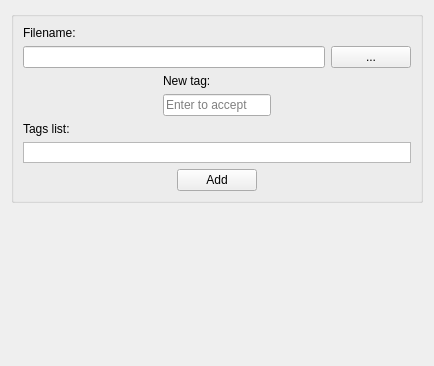
Above: editpage.ui from acraig5075/tag-a-file before the change. Below: the same form after it.
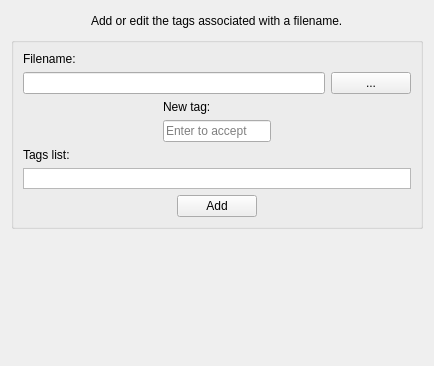
That is the form after the change. Custom widgets are drawn as their Qt base class.

Commit message: Added titles to the pages.

The edit to the form file:
```diff
--- a/editpage.ui
+++ b/editpage.ui
@@ -14,6 +14,43 @@
    <string>Form</string>
   </property>
   <layout class="QVBoxLayout" name="verticalLayout_3">
+   <item>
+    <layout class="QHBoxLayout" name="horizontalLayout_4">
+     <item>
+      <spacer name="horizontalSpacer_5">
+       <property name="orientation">
+        <enum>Qt::Horizontal</enum>
+       </property>
+       <property name="sizeHint" stdset="0">
+        <size>
+         <width>40</width>
+         <height>20</height>
+        </size>
+       </property>
+      </spacer>
+     </item>
+     <item>
+      <widget class="QLabel" name="titleLabel">
+       <property name="text">
+        <string>Add or edit the tags associated with a filename.</string>
+       </property>
+      </widget>
+     </item>
+     <item>
+      <spacer name="horizontalSpacer_6">
+       <property name="orientation">
+        <enum>Qt::Horizontal</enum>
+       </property>
+       <property name="sizeHint" stdset="0">
+        <size>
+         <width>40</width>
+         <height>20</height>
+        </size>
+       </property>
+      </spacer>
+     </item>
+    </layout>
+   </item>
    <item>
     <widget class="QGroupBox" name="groupBox">
      <property name="title">
```
The commit also changes 3 other files.
